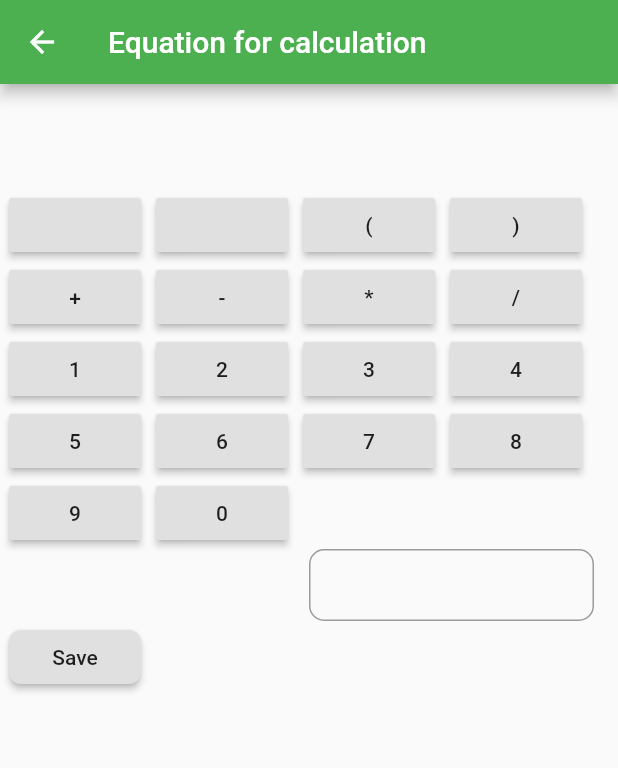
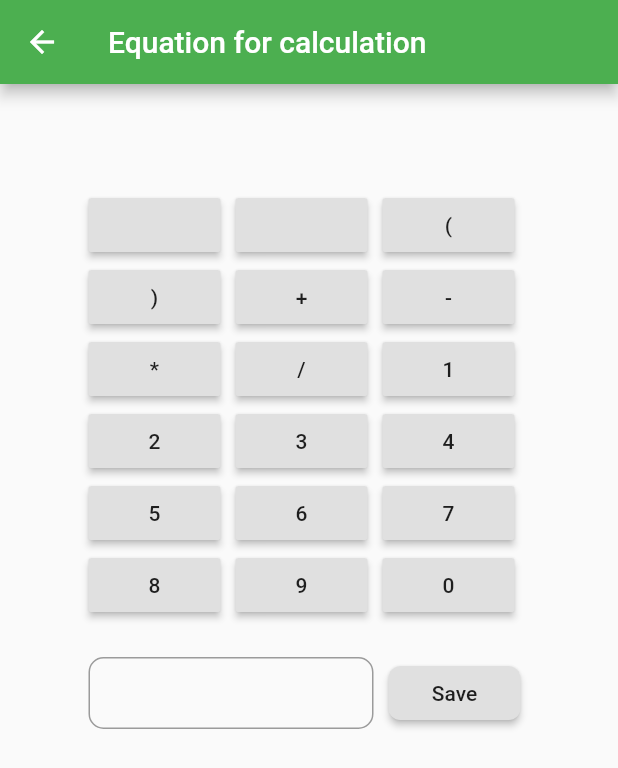
Before and after one commit to aneeshjose/customcalculator, a Flutter app: the AddRecord screen opened directly, after a tap on the "add" icon, after a tap on "Done", on a phone screen of 412 x 824 dp. Shown: the top 768 px of the screen. Run offline on Flutter 3.47's test engine with Material 2 defaults, Android fonts, the phone set to English and light mode, and no system bars; our stand-ins replace sqflite; accounts and stored records are empty; statements that could not run were skipped.

Commit message:
To implement computation

```diff
--- a/lib/add-record.dart
+++ b/lib/add-record.dart
@@ -1,4 +1,4 @@
-import 'package:customcalc/computations.dart';
+import 'package:customcalc/set-equation.dart';
 import 'package:flutter/material.dart';
 
 class AddRecord extends StatefulWidget {
@@ -45,7 +45,7 @@ class _AddRecordState extends State<AddRecord> {
                   Navigator.push(
                       context,
                       MaterialPageRoute(
-                          builder: (context) => new Computations(_params)));
+                          builder: (context) => new SetEquation(_params)));
                 else
                   print("Enter at least one field");
               }),
--- a/lib/computations.dart
+++ /dev/null
@@ -1,171 +0,0 @@
-import 'package:flutter/material.dart';
-import 'package:sqflite/sqflite.dart';
-
-class Computations extends StatefulWidget {
-  List<String> params;
-  Computations(this.params);
-
-  @override
-  _ComputationsState createState() => _ComputationsState();
-}
-
-class _ComputationsState extends State<Computations> {
-  List<Widget> _calcButtons = new List<Widget>();
-  String _calcString = "";
-  String _storeString = "";
-  List<String> params;
-
-  String compName;
-
-  String _errorMeassage = "";
-
-  @override
-  void initState() {
-    super.initState();
-    params = widget.params;
-    // print(params);
-
-    List<String> calcParams = [
-      "(",
-      ")",
-      "+",
-      "-",
-      "*",
-      "/",
-      "1",
-      "2",
-      "3",
-      "4",
-      "5",
-      "6",
-      "7",
-      "8",
-      "9",
-      "0"
-    ];
-    params = params + calcParams;
-
-    for (int j = 0; j < params.length; j++) {
-      _calcButtons.add(RaisedButton(
-        onPressed: () {
-          setState(() {
-            _calcString += params[j];
-            _storeString += (params[j] + ",");
-            print(_storeString);
-          });
-        },
-        child: Text(params[j]),
-      ));
-      _calcButtons.add(Container(
-        width: 10.0,
-      ));
-    }
-  }
-
-  @override
-  Widget build(BuildContext context) {
-    return Scaffold(
-      appBar: AppBar(
-        title: Text("Equation for calculation"),
-      ),
-      body: ListView(
-        children: <Widget>[
-          Column(
-            children: <Widget>[
-              Container(
-                height: 50,
-                child: Padding(
-                  padding: const EdgeInsets.all(15.0),
-                  child: ListView(
-                    scrollDirection: Axis.horizontal,
-                    children: <Widget>[Text(_calcString)],
-                  ),
-                ),
-              ),
-              Container(
-                height: 20.0,
-              ),
-              Wrap(
-                children: <Widget>[
-                  Wrap(
-                    children: _calcButtons,
-                  ),
-                  // Wrap(
-                  //   children: <Widget>[],
-                  // )
-                  Padding(
-                    padding: const EdgeInsets.only(top: 8.0),
-                    child: Container(
-                      width: 200,
-                      // height: 30,
-                      child: Text(_errorMeassage),
-                    ),
-                  ),
-
-                  Container(
-                    width: 190,
-                    child: TextField(
-                      style: TextStyle(
-                        fontSize: 17.0,
-                      ),
-                      decoration: InputDecoration(
-                        contentPadding: EdgeInsets.all(0.0),
-                        border: OutlineInputBorder(
-                          borderRadius: BorderRadius.circular(10),
-                        ),
-                      ),
-                      onChanged: (text) => compName = text,
-                    ),
-                  ),
-                  Container(
-                    width: 10,
-                  ),
-                  RaisedButton(
-                    onPressed: () async {
-                      if (compName == null || compName == '') {
-                        setState(() {
-                          _errorMeassage = "Enter a name for the equation";
-                        });
-                      } else if (_calcString == '') {
-                        setState(() {
-                          _errorMeassage = "Enter the equation for calculation";
-                        });
-                      } else {
-                        var databasesPath = await getDatabasesPath();
-                        String path = databasesPath + 'database.db';
-                        Database database = await openDatabase(path, version: 1,
-                            onCreate: (Database db, int version) async {
-                          db.close();
-                        });
-                        try {
-                          Batch batch = database.batch();
-                          batch.insert('equations', {
-                            'name': compName,
-                            'equation': _storeString,
-                          });
-
-                          await batch.commit(noResult: true);
-
-                          print("Done");
-                        } catch (e) {
-                          setState(() {
-                            _errorMeassage =
-                                "The name entered already exists Try a new One";
-                          });
-                          print(e);
-                        }
-                      }
-                    },
-                    child: Text("Save"),
-                    shape: RoundedRectangleBorder(
-                        borderRadius: BorderRadius.circular(8)),
-                  )
-                ],
-              )
-            ],
-          ),
-        ],
-      ),
-    );
-  }
-}
--- /dev/null
+++ b/lib/core/supportclasses.dart
@@ -0,0 +1,6 @@
+class Equations {
+  String name;
+  String equation;
+  String variables;
+  Equations(this.name, this.equation, this.variables);
+}
--- /dev/null
+++ b/lib/set-equation.dart
@@ -0,0 +1,203 @@
+import 'package:flutter/material.dart';
+import 'package:sqflite/sqflite.dart';
+
+class SetEquation extends StatefulWidget {
+  List<String> params;
+  SetEquation(this.params);
+
+  @override
+  _SetEquationState createState() => _SetEquationState();
+}
+
+class _SetEquationState extends State<SetEquation> {
+  List<Widget> _calcButtons = new List<Widget>();
+  String _calcString = "";
+  String _storeString = "";
+  List<String> params;
+  String _variable = "";
+
+  String compName;
+
+  String _errorMeassage = "";
+  BuildContext scaffoldContext;
+
+  @override
+  void initState() {
+    super.initState();
+    params = widget.params;
+    // print(params);
+
+    for (int k = 0; k < params.length; k++)
+      if (params[k] != null)
+        _variable += (_variable.length == 0) ? params[k] : (',' + params[k]);
+
+    List<String> calcParams = [
+      "(",
+      ")",
+      "+",
+      "-",
+      "*",
+      "/",
+      "1",
+      "2",
+      "3",
+      "4",
+      "5",
+      "6",
+      "7",
+      "8",
+      "9",
+      "0"
+    ];
+    params = params + calcParams;
+
+    for (int j = 0; j < params.length; j++) {
+      _calcButtons.add(RaisedButton(
+        onPressed: () {
+          setState(() {
+            _calcString += params[j];
+            _storeString +=
+                (_storeString.length == 0) ? params[j] : (',' + params[j]);
+            print(_storeString);
+          });
+        },
+        child: Text(params[j]),
+      ));
+      _calcButtons.add(Container(
+        width: 10.0,
+      ));
+    }
+  }
+
+  @override
+  Widget build(BuildContext context) {
+    // print(context);
+    return Scaffold(
+      appBar: AppBar(
+        title: Text("Equation for calculation"),
+      ),
+      body: Builder(
+        builder: (context) => ListView(
+          children: <Widget>[
+            Padding(
+              padding: const EdgeInsets.only(left: 20.0, right: 20.0),
+              child: Center(
+                child: Column(
+                  children: <Widget>[
+                    Container(
+                      height: 50,
+                      child: Padding(
+                        padding: const EdgeInsets.all(15.0),
+                        child: ListView(
+                          scrollDirection: Axis.horizontal,
+                          children: <Widget>[Text(_calcString)],
+                        ),
+                      ),
+                    ),
+                    Container(
+                      height: 20.0,
+                    ),
+                    Wrap(
+                      children: <Widget>[
+                        Wrap(
+                          children: _calcButtons,
+                        ),
+                        // Wrap(
+                        //   children: <Widget>[],
+                        // )
+                        Padding(
+                          padding: const EdgeInsets.only(top: 8.0),
+                          child: Container(
+                            width: 200,
+                            // height: 30,
+                            child: Text(_errorMeassage),
+                          ),
+                        ),
+
+                        Container(
+                          width: 190,
+                          child: TextField(
+                            style: TextStyle(
+                              fontSize: 17.0,
+                            ),
+                            decoration: InputDecoration(
+                              contentPadding: EdgeInsets.all(0.0),
+                              border: OutlineInputBorder(
+                                borderRadius: BorderRadius.circular(10),
+                              ),
+                            ),
+                            onChanged: (text) => compName = text,
+                          ),
+                        ),
+                        Container(
+                          width: 10,
+                        ),
+                        RaisedButton(
+                          onPressed: () async {
+                            // print(context);
+                            if (compName == null || compName == '') {
+                              setState(() {
+                                _errorMeassage =
+                                    "Enter a name for the equation";
+                              });
+                            } else if (_calcString == '') {
+                              setState(() {
+                                _errorMeassage =
+                                    "Enter the equation for calculation";
+                              });
+                            } else {
+                              var databasesPath = await getDatabasesPath();
+                              String path = databasesPath + 'database.db';
+                              Database database = await openDatabase(path,
+                                  version: 1,
+                                  onCreate: (Database db, int version) async {
+                                db.close();
+                              });
+                              try {
+                                Batch batch = database.batch();
+                                batch.insert('equations', {
+                                  'name': compName,
+                                  'equation': _storeString,
+                                  'variables': _variable
+                                });
+
+                                await batch.commit(noResult: true);
+
+                                print("Done");
+                                // print(context);
+                                Scaffold.of(context).showSnackBar(SnackBar(
+                                  content: Text("Added"),
+                                  duration: Duration(seconds: 1),
+                                ));
+                                Future.delayed(
+                                    Duration(seconds: 2, milliseconds: 500),
+                                    () {
+                                  Navigator.pop(context);
+                                  // print("POP");
+                                  Navigator.pop(context);
+                                });
+                              } catch (e) {
+                                setState(() {
+                                  _errorMeassage =
+                                      "The name entered already exists Try a new one";
+                                });
+                                print(e);
+                              }
+                            }
+                          },
+                          child: Text("Save"),
+                          shape: RoundedRectangleBorder(
+                              borderRadius: BorderRadius.circular(8)),
+                        )
+                      ],
+                    )
+                  ],
+                ),
+              ),
+            ),
+          ],
+        ),
+      ),
+    );
+  }
+}
```
Also changed, not shown: lib/calculate.dart (added, +78 -0 lines), lib/main.dart (+66 -27 lines).
